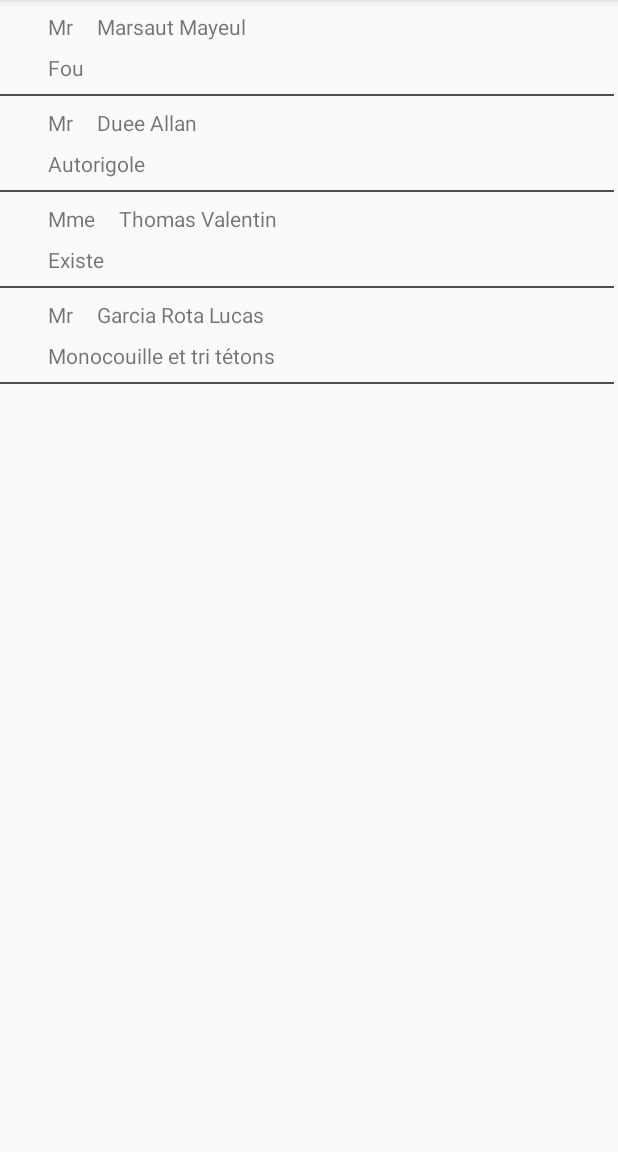
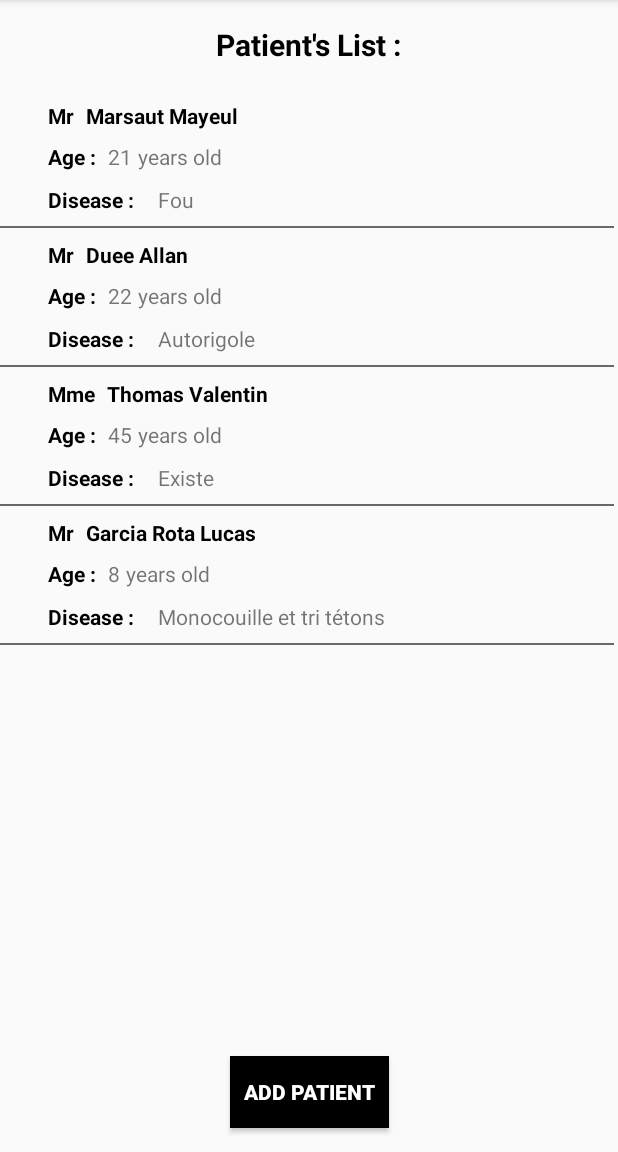
Before and after one commit to EvannDev/cryptoMobile-1, an Android app: the PatientsInfoActivity screen opened directly, with no data from a screen before it, on a phone screen of 412 x 824 dp, the part 84-1236 px from its top. Run offline under Robolectric (Android 15) with nearby library versions, the phone set to English and light mode, and no system bars.

Commit message:
Change Patient Activity visual Add age to patient Add "add patient" button in Patient Activity

```diff
--- a/SecuGerbisNucleaires/app/src/main/java/fr/isen/gerbisnucleaires/secugerbisnucleaires/PatientsInfoActivity.kt
+++ b/SecuGerbisNucleaires/app/src/main/java/fr/isen/gerbisnucleaires/secugerbisnucleaires/PatientsInfoActivity.kt
@@ -12,10 +12,10 @@ import kotlinx.android.synthetic.main.activity_patients_info.*
 class PatientsInfoActivity : AppCompatActivity() {
 
     private val patients: ArrayList<Patient> = arrayListOf(
-        Patient(Name("Marsaut", "Mayeul", "Mr"), "Fou"),
-        Patient(Name("Duee", "Allan", "Mr"), "Autorigole"),
-        Patient(Name("Thomas", "Valentin", "Mme"), "Existe"),
-        Patient(Name("Garcia Rota", "Lucas", "Mr"), "Monocouille et tri tétons")
+        Patient(Name("Marsaut", "Mayeul", "Mr"), "Fou", 21),
+        Patient(Name("Duee", "Allan", "Mr"), "Autorigole", 22),
+        Patient(Name("Thomas", "Valentin", "Mme"), "Existe", 45),
+        Patient(Name("Garcia Rota", "Lucas", "Mr"), "Monocouille et tri tétons",8)
     )
 
     override fun onCreate(savedInstanceState: Bundle?) {
--- a/SecuGerbisNucleaires/app/src/main/java/fr/isen/gerbisnucleaires/secugerbisnucleaires/recyclerview/PatientHolder.kt
+++ b/SecuGerbisNucleaires/app/src/main/java/fr/isen/gerbisnucleaires/secugerbisnucleaires/recyclerview/PatientHolder.kt
@@ -9,6 +9,7 @@ class PatientHolder(itemView: View) : RecyclerView.ViewHolder(itemView) {
     fun bindValue(patient: Patient) {
         itemView.patientTitle.text = patient.name.title
         itemView.patientName.text = (patient.name.name + " " + patient.name.firstName)
+        itemView.patientAge.text =  patient.age.toString()
         itemView.patientDisease.text = patient.disease
     }
 }
--- a/SecuGerbisNucleaires/app/src/main/java/fr/isen/gerbisnucleaires/secugerbisnucleaires/recyclerview/patient/Patient.kt
+++ b/SecuGerbisNucleaires/app/src/main/java/fr/isen/gerbisnucleaires/secugerbisnucleaires/recyclerview/patient/Patient.kt
@@ -2,5 +2,6 @@ package fr.isen.gerbisnucleaires.secugerbisnucleaires.recyclerview.patient
 
 data class Patient(
     val name: Name,
-    val disease: String
+    val disease: String,
+    val age: Int
 )
--- a/SecuGerbisNucleaires/app/src/main/res/layout/activity_patient_item.xml
+++ b/SecuGerbisNucleaires/app/src/main/res/layout/activity_patient_item.xml
@@ -8,8 +8,10 @@
         android:id="@+id/patientName"
         android:layout_width="wrap_content"
         android:layout_height="wrap_content"
-        android:layout_marginStart="16dp"
+        android:layout_marginStart="8dp"
         android:layout_marginTop="8dp"
+        android:textStyle="bold"
+        android:textColor="@color/colorBlack"
         app:layout_constraintStart_toEndOf="@+id/patientTitle"
         app:layout_constraintTop_toTopOf="parent" />
 
@@ -17,10 +19,48 @@
         android:id="@+id/patientDisease"
         android:layout_width="wrap_content"
         android:layout_height="wrap_content"
-        android:layout_marginStart="32dp"
+        android:layout_marginStart="16dp"
+        app:layout_constraintStart_toEndOf="@+id/patientDiseaseName"
+        app:layout_constraintTop_toTopOf="@+id/patientDiseaseName" />
+
+    <TextView
+        android:id="@+id/patientDiseaseName"
+        android:layout_width="wrap_content"
+        android:layout_height="wrap_content"
+        android:text="@string/patient_disease"
+        android:textColor="@color/colorBlack"
+        android:textStyle="bold"
+        app:layout_constraintBottom_toBottomOf="parent"
+        app:layout_constraintStart_toStartOf="@+id/patientAgeName"
+        app:layout_constraintTop_toBottomOf="@+id/patientAgeName" />
+
+    <TextView
+        android:id="@+id/patientAge"
+        android:layout_width="wrap_content"
+        android:layout_height="wrap_content"
+        android:layout_marginStart="8dp"
+        app:layout_constraintStart_toEndOf="@+id/patientAgeName"
+        app:layout_constraintTop_toTopOf="@+id/patientAgeName" />
+
+    <TextView
+        android:id="@+id/patientAgeLabel"
+        android:layout_width="wrap_content"
+        android:layout_height="wrap_content"
+        android:layout_marginStart="4dp"
+        android:text="@string/years_old"
+        app:layout_constraintStart_toEndOf="@+id/patientAge"
+        app:layout_constraintTop_toTopOf="@+id/patientAge" />
+
+    <TextView
+        android:id="@+id/patientAgeName"
+        android:layout_width="wrap_content"
+        android:layout_height="wrap_content"
         android:layout_marginTop="8dp"
-        app:layout_constraintStart_toStartOf="parent"
-        app:layout_constraintTop_toBottomOf="@+id/patientName" />
+        android:text="@string/patient_age"
+        android:textColor="@color/colorBlack"
+        android:textStyle="bold"
+        app:layout_constraintStart_toStartOf="@+id/patientTitle"
+        app:layout_constraintTop_toBottomOf="@+id/patientTitle" />
 
     <TextView
         android:id="@+id/patientTitle"
@@ -28,6 +68,8 @@
         android:layout_height="wrap_content"
         android:layout_marginStart="32dp"
         android:layout_marginTop="8dp"
+        android:textStyle="bold"
+        android:textColor="@color/colorBlack"
         app:layout_constraintStart_toStartOf="parent"
         app:layout_constraintTop_toTopOf="parent" />
 
@@ -36,7 +78,7 @@
         android:layout_width="409dp"
         android:layout_height="1dp"
         android:layout_marginTop="8dp"
-        android:background="#4D4D4D"
+        android:background="@color/colorDivider"
         app:layout_constraintEnd_toEndOf="parent"
         app:layout_constraintHorizontal_bias="0.0"
         app:layout_constraintStart_toStartOf="parent"
--- a/SecuGerbisNucleaires/app/src/main/res/layout/activity_patients_info.xml
+++ b/SecuGerbisNucleaires/app/src/main/res/layout/activity_patients_info.xml
@@ -10,9 +10,37 @@
         android:id="@+id/patientsRecycler"
         android:layout_width="0dp"
         android:layout_height="0dp"
-        app:layout_constraintBottom_toBottomOf="parent"
+        android:layout_marginTop="16dp"
+        android:layout_marginBottom="16dp"
+        app:layout_constraintBottom_toTopOf="@+id/addPatientButton"
         app:layout_constraintEnd_toEndOf="parent"
         app:layout_constraintHorizontal_bias="0.5"
         app:layout_constraintStart_toStartOf="parent"
+        app:layout_constraintTop_toBottomOf="@+id/patientsListLabel" />
+
+    <TextView
+        android:id="@+id/patientsListLabel"
+        android:layout_width="wrap_content"
+        android:layout_height="wrap_content"
+        android:layout_marginTop="16dp"
+        android:text="@string/patients_list"
+        android:textStyle="bold"
+        android:textSize="20sp"
+        android:textColor="@color/colorBlack"
+        app:layout_constraintEnd_toEndOf="parent"
+        app:layout_constraintStart_toStartOf="parent"
         app:layout_constraintTop_toTopOf="parent" />
+
+    <Button
+        android:id="@+id/addPatientButton"
+        android:layout_width="106dp"
+        android:layout_height="48dp"
+        android:layout_marginBottom="16dp"
+        android:background="@color/colorBlack"
+        android:text="@string/add_patient"
+        android:textColor="@color/colorWhite"
+        android:textStyle="bold"
+        app:layout_constraintBottom_toBottomOf="parent"
+        app:layout_constraintEnd_toEndOf="parent"
+        app:layout_constraintStart_toStartOf="parent" />
 </androidx.constraintlayout.widget.ConstraintLayout>
--- a/SecuGerbisNucleaires/app/src/main/res/values/colors.xml
+++ b/SecuGerbisNucleaires/app/src/main/res/values/colors.xml
@@ -3,4 +3,7 @@
     <color name="colorPrimary">#008577</color>
     <color name="colorPrimaryDark">#00574B</color>
     <color name="colorAccent">#D81B60</color>
+    <color name="colorBlack">#000000</color>
+    <color name="colorWhite">#ffffff</color>
+    <color name="colorDivider">#686868</color>
 </resources>
--- a/SecuGerbisNucleaires/app/src/main/res/values/strings.xml
+++ b/SecuGerbisNucleaires/app/src/main/res/values/strings.xml
@@ -2,4 +2,9 @@
     <string name="app_name">SecuGerbisNucleaires</string>
     <string name="book_icon">Book icon</string>
     <string name="patient_icon">Patient icon</string>
+    <string name="patients_list">Patient\'s List : </string>
+    <string name="add_patient">Add Patient</string>
+    <string name="patient_disease">Disease :</string>
+    <string name="patient_age">Age : </string>
+    <string name="years_old">years old</string>
 </resources>
```
